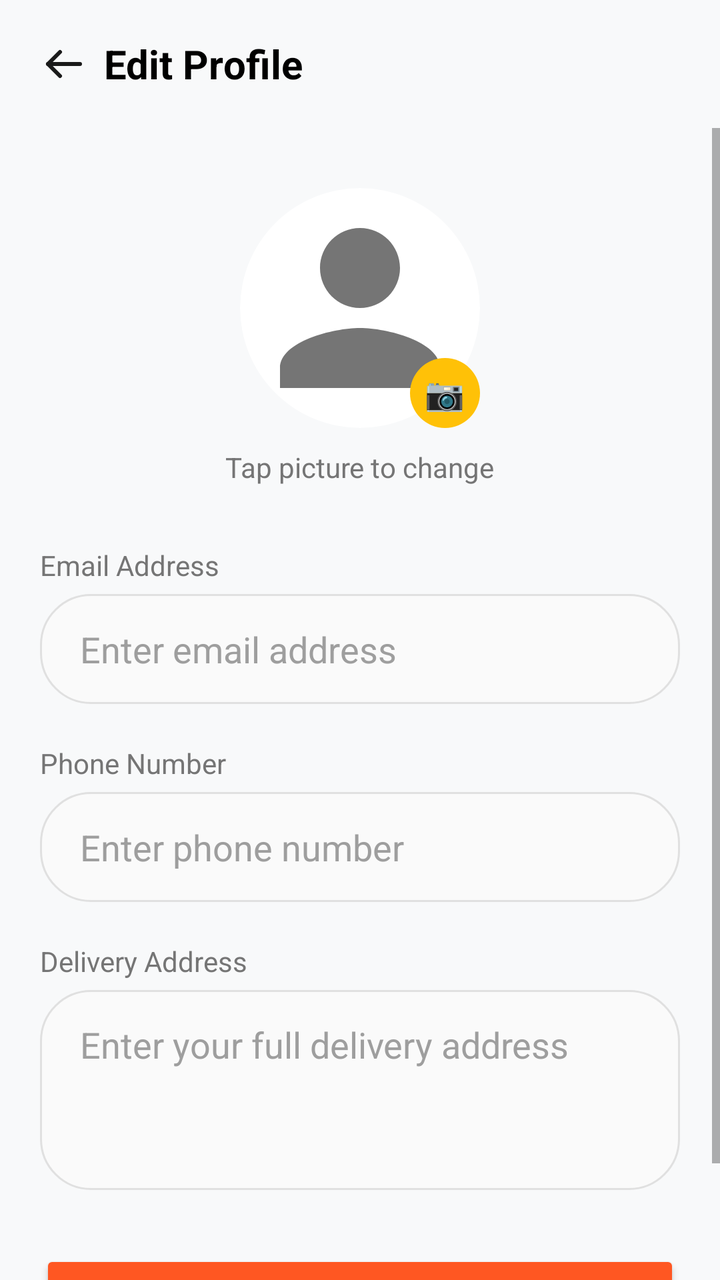
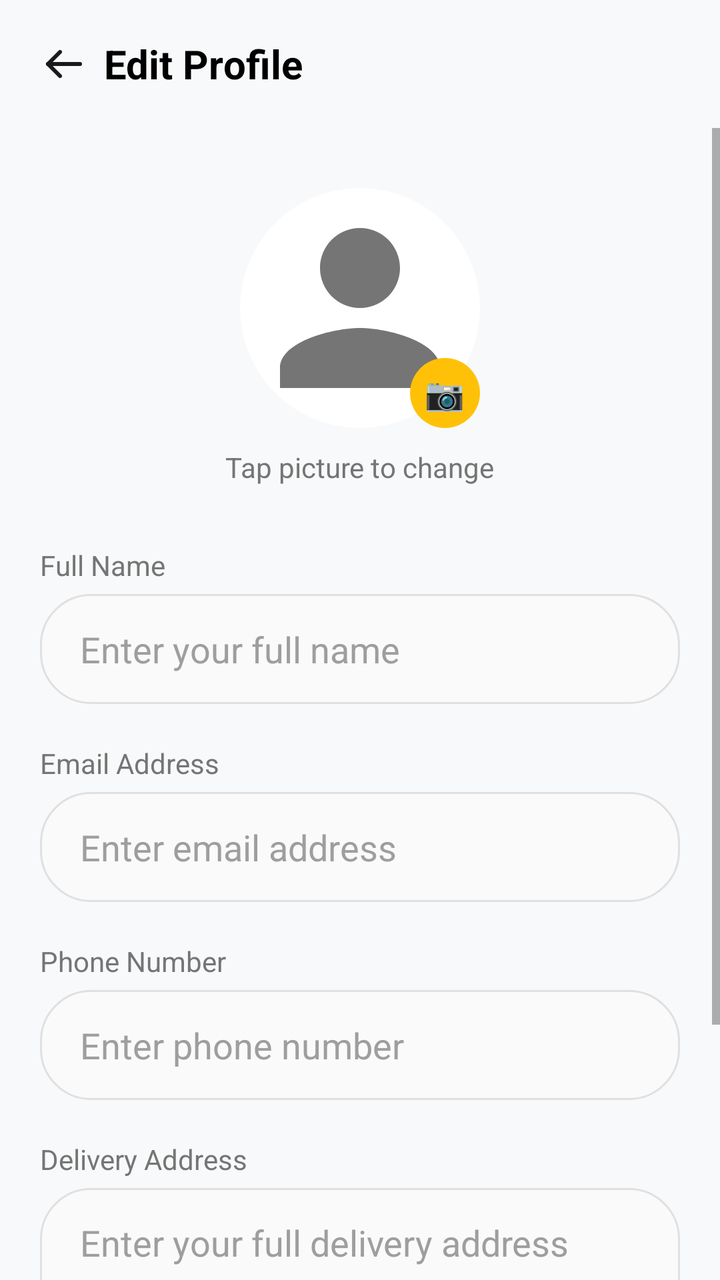

An Android layout rendered at two revisions. The XML below is the earlier revision; the diff shows what the commit changed to produce the second picture.
<!-- AndroidManifest.xml: application theme Theme.BakeBlissBakery -->
<!-- res/layout/activity_edit_profile.xml -->
<?xml version="1.0" encoding="utf-8"?>
<androidx.constraintlayout.widget.ConstraintLayout xmlns:android="http://schemas.android.com/apk/res/android"
    xmlns:app="http://schemas.android.com/apk/res-auto"
    xmlns:tools="http://schemas.android.com/tools"
    android:id="@+id/main_edit_profile_layout"
    android:layout_width="match_parent"
    android:layout_height="match_parent"
    android:background="#F8F9FA">

    
    <LinearLayout
        android:id="@+id/topBarEditProfile"
        android:layout_width="match_parent"
        android:layout_height="wrap_content"
        android:orientation="horizontal"
        android:gravity="center_vertical"
        android:paddingHorizontal="12dp"
        android:paddingVertical="12dp"
        app:layout_constraintTop_toTopOf="parent">

        <ImageView
            android:id="@+id/btnBackEditProfile"
            android:layout_width="40dp"
            android:layout_height="40dp"
            android:src="@drawable/ic_back_arrow"
            android:padding="8dp"
            android:background="?attr/selectableItemBackgroundBorderless"
            android:clickable="true"
            android:focusable="true"
            android:contentDescription="Back" />

        <TextView
            android:id="@+id/tvEditProfileTitle"
            android:layout_width="0dp"
            android:layout_weight="1"
            android:layout_height="wrap_content"
            android:text="Edit Profile"
            android:textAlignment="center"
            android:textSize="20sp"
            android:textStyle="bold"
            android:textColor="@color/black"
            android:layout_marginEnd="40dp" />
    </LinearLayout>

    <ScrollView
        android:layout_width="match_parent"
        android:layout_height="0dp"
        app:layout_constraintTop_toBottomOf="@id/topBarEditProfile"
        app:layout_constraintBottom_toBottomOf="parent">

        <LinearLayout
            android:layout_width="match_parent"
            android:layout_height="wrap_content"
            android:orientation="vertical"
            android:gravity="center_horizontal"
            android:padding="20dp">

            <FrameLayout
                android:id="@+id/frameProfilePic"
                android:layout_width="wrap_content"
                android:layout_height="wrap_content"
                android:layout_marginTop="10dp"
                android:clickable="true"
                android:focusable="true"
                android:foreground="?attr/selectableItemBackgroundBorderless">

                <ImageView
                    android:id="@+id/imgEditProfile"
                    android:layout_width="120dp"
                    android:layout_height="120dp"
                    android:background="@drawable/bg_circle"
                    android:clipToOutline="true"
                    android:scaleType="centerCrop"
                    android:src="@drawable/ic_dummy_profile" />

                <TextView
                    android:layout_width="35dp"
                    android:layout_height="35dp"
                    android:layout_gravity="bottom|end"
                    android:background="@drawable/bg_circle"
                    android:backgroundTint="#FFC107"
                    android:gravity="center"
                    android:text="📷"
                    android:textColor="@color/black"
                    android:textSize="16sp" />
            </FrameLayout>

            <TextView
                android:layout_width="wrap_content"
                android:layout_height="wrap_content"
                android:layout_marginTop="10dp"
                android:text="Tap picture to change"
                android:textColor="#757575"
                android:textSize="14sp" />

            <LinearLayout
                android:layout_width="match_parent"
                android:layout_height="wrap_content"
                android:orientation="vertical"
                android:layout_marginTop="30dp">

                <TextView
                    android:layout_width="wrap_content"
                    android:layout_height="wrap_content"
                    android:text="Email Address"
                    android:textColor="#757575"
                    android:textSize="14sp"
                    android:layout_marginBottom="5dp"/>

                <EditText
                    android:id="@+id/etEditEmail"
                    android:layout_width="match_parent"
                    android:layout_height="55dp"
                    android:background="@drawable/bg_rounded_edittext"
                    android:paddingHorizontal="20dp"
                    android:inputType="textEmailAddress"
                    android:textColor="@color/black"
                    android:hint="Enter email address"
                    android:textColorHint="#9E9E9E"
                    android:autofillHints="emailAddress"
                    android:layout_marginBottom="20dp"/>

                <TextView
                    android:layout_width="wrap_content"
                    android:layout_height="wrap_content"
                    android:text="Phone Number"
                    android:textColor="#757575"
                    android:textSize="14sp"
                    android:layout_marginBottom="5dp"/>

                <EditText
                    android:id="@+id/etEditPhone"
                    android:layout_width="match_parent"
                    android:layout_height="55dp"
                    android:background="@drawable/bg_rounded_edittext"
                    android:paddingHorizontal="20dp"
                    android:inputType="phone"
                    android:digits="0123456789"
                    android:maxLength="10"
                    android:textColor="@color/black"
                    android:hint="Enter phone number"
                    android:textColorHint="#9E9E9E"
                    android:autofillHints="phone"
                    android:layout_marginBottom="20dp"/>

                <TextView
                    android:layout_width="wrap_content"
                    android:layout_height="wrap_content"
                    android:text="Delivery Address"
                    android:textColor="#757575"
                    android:textSize="14sp"
                    android:layout_marginBottom="5dp"/>

                <EditText
                    android:id="@+id/etEditAddress"
                    android:layout_width="match_parent"
                    android:layout_height="100dp"
                    android:background="@drawable/bg_rounded_edittext"
                    android:paddingHorizontal="20dp"
                    android:paddingVertical="15dp"
                    android:inputType="textMultiLine"
                    android:gravity="top|start"
                    android:textColor="@color/black"
                    android:hint="Enter your full delivery address"
                    android:textColorHint="#9E9E9E"
                    android:autofillHints="postalAddress"
                    android:layout_marginBottom="30dp"/>

                <Button
                    android:id="@+id/btnSaveProfile"
                    android:layout_width="match_parent"
                    android:layout_height="60dp"
                    android:backgroundTint="#FF5722"
                    android:text="Save Changes"
                    android:textColor="@color/white"
                    android:textSize="18sp"
                    android:textStyle="bold"
                    app:cornerRadius="15dp" />

            </LinearLayout>
        </LinearLayout>
    </ScrollView>
</androidx.constraintlayout.widget.ConstraintLayout>
<!-- resources referenced by this layout -->
<resources>
  <color name="black">#FF000000</color>
  <color name="white">#FFFFFFFF</color>
  <!-- drawable bg_circle (drawable) -->
  <?xml version="1.0" encoding="utf-8"?>
  <shape xmlns:android="http://schemas.android.com/apk/res/android"
      android:shape="oval">
      <solid android:color="#FFFFFF" />
  </shape>
  <!-- drawable bg_rounded_edittext (drawable) -->
  <?xml version="1.0" encoding="utf-8"?>
  <shape xmlns:android="http://schemas.android.com/apk/res/android">
      <solid android:color="#FAFAFA" /> <stroke android:width="1dp" android:color="#E0E0E0" /> <corners android:radius="25dp" /> </shape>
  <!-- drawable ic_back_arrow (drawable) -->
  <vector xmlns:android="http://schemas.android.com/apk/res/android"
      android:width="24dp"
      android:height="24dp"
      android:viewportWidth="24"
      android:viewportHeight="24">
      <path
          android:fillColor="@android:color/transparent"
          android:pathData="M20,12L4,12"
          android:strokeWidth="2"
          android:strokeColor="#1A1A1A"
          android:strokeLineCap="round"
          android:strokeLineJoin="round"/>
      <path
          android:fillColor="@android:color/transparent"
          android:pathData="M10,18l-6,-6 6,-6"
          android:strokeWidth="2"
          android:strokeColor="#1A1A1A"
          android:strokeLineCap="round"
          android:strokeLineJoin="round"/>
  </vector>
  <!-- drawable ic_dummy_profile (drawable) -->
  <?xml version="1.0" encoding="utf-8"?>
  <vector xmlns:android="http://schemas.android.com/apk/res/android"
      android:width="24dp"
      android:height="24dp"
      android:viewportWidth="24"
      android:viewportHeight="24">
      <path
          android:fillColor="#757575"
          android:pathData="M12,12c2.21,0 4,-1.79 4,-4s-1.79,-4 -4,-4 -4,1.79 -4,4 1.79,4 4,4zM12,14c-2.67,0 -8,1.34 -8,4v2h16v-2c0,-2.66 -5.33,-4 -8,-4z"/>
  </vector>
  <style name="Theme.BakeBlissBakery" parent="Theme.MaterialComponents.Light.NoActionBar">
          <item name="colorPrimary">@color/colorPrimary</item>
          <item name="colorPrimaryDark">@color/colorPrimaryDark</item>
          <item name="colorAccent">@color/colorAccent</item>
          <item name="android:statusBarColor">@color/white</item>
          <item name="android:windowLightStatusBar">true</item>
      </style>
  <color name="colorPrimary">#FF4B1F</color>
  <color name="colorPrimaryDark">#D84315</color>
  <color name="colorAccent">#FF5722</color>
</resources>

<!-- the commit's change to res/layout/activity_edit_profile.xml (unified diff, before → after) -->
@@ -102,6 +102,27 @@
                 <TextView
                     android:layout_width="wrap_content"
                     android:layout_height="wrap_content"
+                    android:text="Full Name"
+                    android:textColor="#757575"
+                    android:textSize="14sp"
+                    android:layout_marginBottom="5dp"/>
+
+                <EditText
+                    android:id="@+id/etEditName"
+                    android:layout_width="match_parent"
+                    android:layout_height="55dp"
+                    android:background="@drawable/bg_rounded_edittext"
+                    android:paddingHorizontal="20dp"
+                    android:inputType="textPersonName|textCapWords"
+                    android:textColor="@color/black"
+                    android:hint="Enter your full name"
+                    android:textColorHint="#9E9E9E"
+                    android:autofillHints="name"
+                    android:layout_marginBottom="20dp"/>
+
+                <TextView
+                    android:layout_width="wrap_content"
+                    android:layout_height="wrap_content"
                     android:text="Email Address"
                     android:textColor="#757575"
                     android:textSize="14sp"
